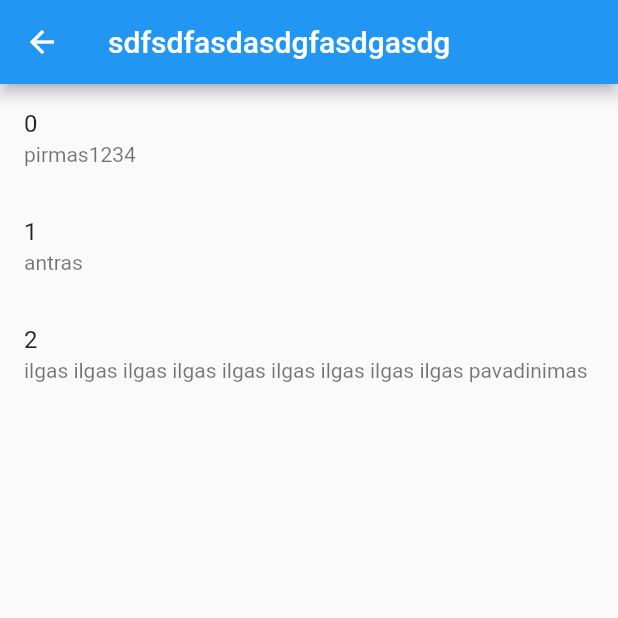
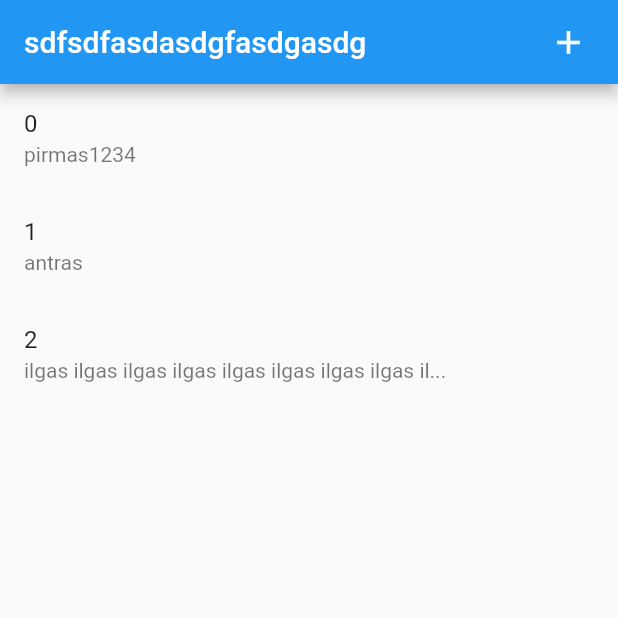
Before and after one commit to Mdominykas/notepad, a Flutter app: the CurrentFolderPage screen opened by its route, on a phone screen of 412 x 824 dp, the top half of it. Run offline on Flutter 3.47's test engine with Material 2 defaults, Android fonts, the phone set to English and light mode, and no system bars; our stand-ins replace shared_preferences; accounts and stored records are empty.

Commit message:
create new note button

```diff
--- a/lib/main.dart
+++ b/lib/main.dart
@@ -28,8 +28,6 @@ class MyApp extends StatelessWidget {
 
 class UserInformation {
   void save(int id, Note note) async {
-    //print("paduodu toki:");
-    //print(note.Text_in_note());
     final prefs = await SharedPreferences.getInstance();
     id++;
     prefs.setString(id.toString(), note.Text_in_note());
--- a/lib/models/note.dart
+++ b/lib/models/note.dart
@@ -16,6 +16,14 @@ class Note{
     return text;
   }
 
+  String summaryOfText()
+  {
+    if(text.length<20)
+      return text;
+    else
+      return text.substring(0, 50)+"...";///ne hardcodint
+  }
+
   String buildTitle(BuildContext context)
   {
       return id.toString();
--- a/lib/routes.dart
+++ b/lib/routes.dart
@@ -2,13 +2,13 @@ import 'package:flutter/material.dart';
 import 'package:notepad/models/note.dart';
 import 'package:notepad/tabs/current_folder_tab.dart';
 import 'package:notepad/widgets/note_editor.dart';
-import 'package:notepad/widgets/note_list.dart';
 
 class Routes {
   static const ROUTE_FOLDER_TAB = "current_folder_tab";
   static const ROUTE_NOTE_EDITOR = "note_editor";
 
   static Route<dynamic> onGenerateRoute(RouteSettings settings) {
+    print("Route to $settings.name");
     switch (settings.name) {
       case ROUTE_FOLDER_TAB:
         return MaterialPageRoute(builder: (context) {
--- a/lib/tabs/current_folder_tab.dart
+++ b/lib/tabs/current_folder_tab.dart
@@ -7,6 +7,21 @@ class CurrentFolderPage extends StatelessWidget {
     return Scaffold(
       appBar: AppBar(
         title: Text("sdfsdfasdasdgfasdgasdg"),
+        automaticallyImplyLeading: false,
+
+        ///nuima rodiklyte
+        actions: <Widget>[
+          Padding(
+            padding: EdgeInsets.only(right: 20.0),
+            child: GestureDetector(
+              onTap: () => createNewNote(),
+              child: Icon(
+                Icons.add,
+                size: 26.0,
+              ),
+            ),
+          ),
+        ],
       ),
       body: Container(child: CurrentFolderTabBody()),
     );
@@ -22,7 +37,10 @@ class CurrentFolderTabBody extends StatelessWidget {
   }
 }
 
+void createNewNote()
+{
 
+}
 ///failai su underscorais is mazuju
 ///klase is didziosios su CamelCase
 ///property is mazosios us didziosiomis toliau
--- a/lib/widgets/note_list.dart
+++ b/lib/widgets/note_list.dart
@@ -9,12 +9,7 @@ class NoteList extends StatefulWidget {
 }
 
 class _NoteListState extends State<NoteList> {
-//  List<Note> notes = [
-//    Note(0, "pirmas1234"),
-//    Note(1, "antras"),
-//    Note(
-//        2, "ilgas ilgas ilgas ilgas ilgas ilgas ilgas ilgas ilgas pavadinimas"),
-//  ];
+
 
   Widget build(BuildContext context) {
     // Read notes
@@ -32,7 +27,7 @@ class _NoteListState extends State<NoteList> {
 
               return ListTile(
                   title: Text(item.buildTitle(context)),
-                  subtitle: Text(item.Text_in_note()),
+                  subtitle: Text(item.summaryOfText()),
                   onTap: () => onNoteCreateTap(item));
             },
           );
```
